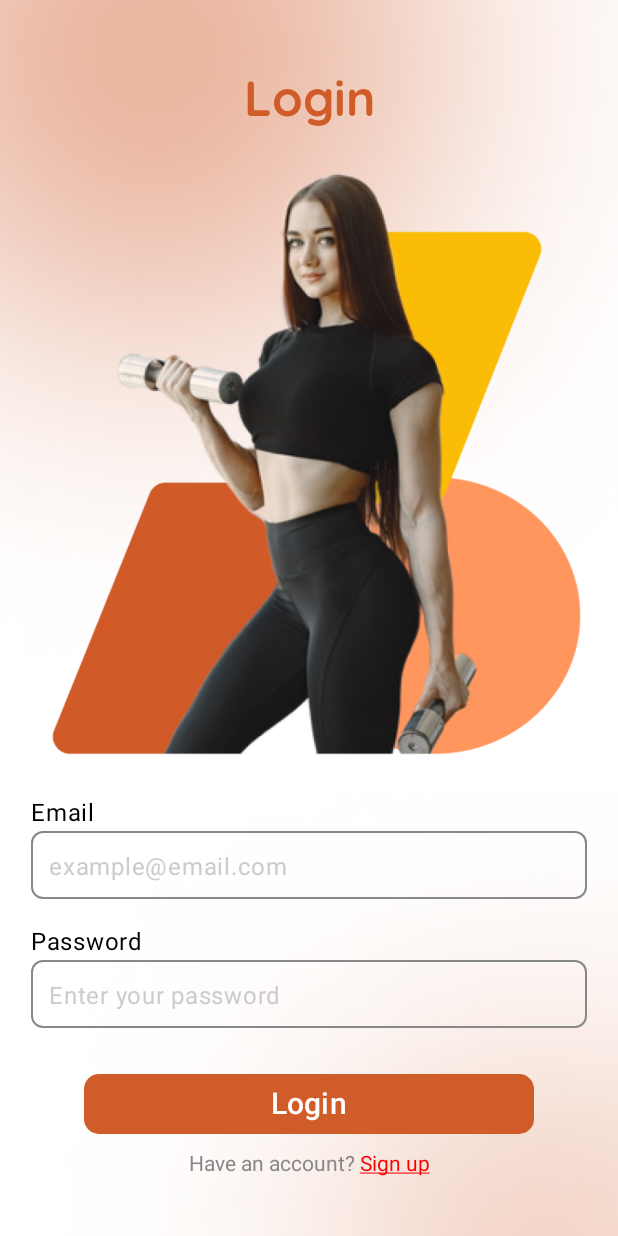
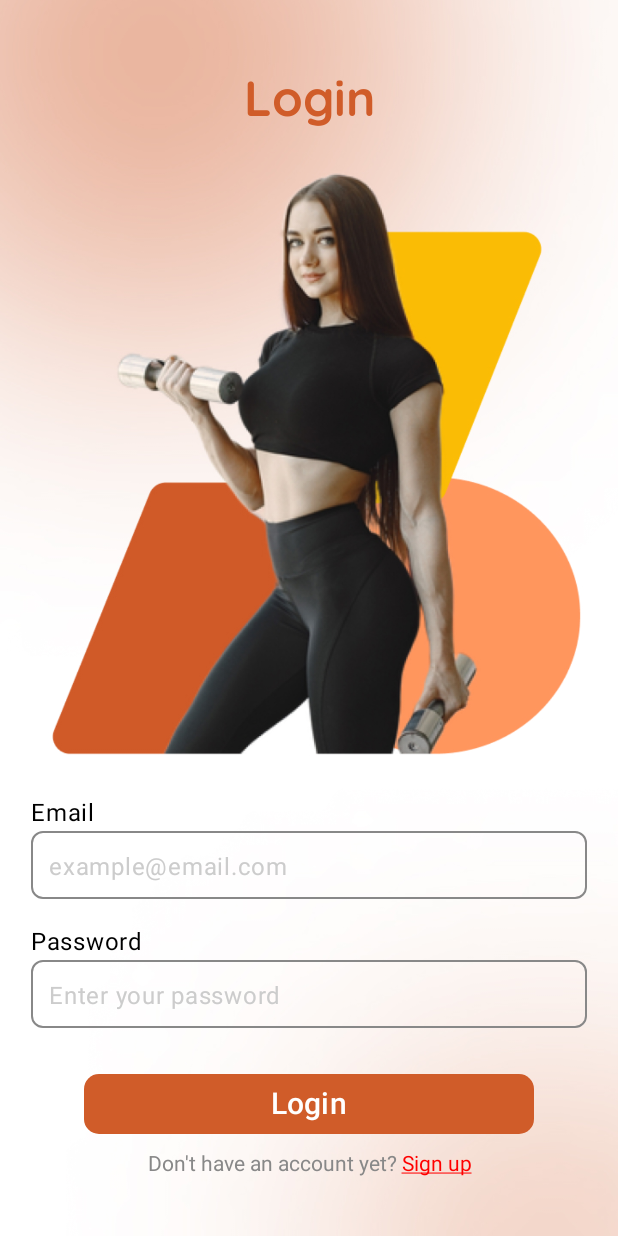
Before and after one commit to fmandaya/CSIS4175_FitLifeBuddy, an Android app built with Jetpack Compose: the @Preview function LoginScreenPreview, on a phone screen of 412 x 824 dp. Run offline under Robolectric (Android 15) with nearby library versions, the phone set to English and light mode, and no system bars; our stand-ins replace Firebase (no records; nobody signed in at launch, a user with empty details on screens opened directly).

Commit message:
updated login screen text and splash

```diff
--- a/app/src/main/java/com/example/csis4175_f24_fitlifebuddy/loginRegisterScreens/LoginScreen.kt
+++ b/app/src/main/java/com/example/csis4175_f24_fitlifebuddy/loginRegisterScreens/LoginScreen.kt
@@ -239,7 +239,7 @@ fun MyButton(text: String, onNextClicked: () -> Unit) {
 
 @Composable
 fun SignUpText(navController: NavController) {
-    val annotatedText = AnnotatedString.Builder("Have an account? ").apply {
+    val annotatedText = AnnotatedString.Builder("Don't have an account yet? ").apply {
         pushStyle(SpanStyle(color = Color.Red, textDecoration = TextDecoration.Underline))
         append("Sign up")
     }.toAnnotatedString()
--- a/app/src/main/java/com/example/csis4175_f24_fitlifebuddy/onboardingScreens/SplashScreen.kt
+++ b/app/src/main/java/com/example/csis4175_f24_fitlifebuddy/onboardingScreens/SplashScreen.kt
@@ -40,7 +40,7 @@ fun SplashScreen(navController: NavHostController, modifier: Modifier = Modifier
     ) {
         // Background image
         Image(
-            painter = painterResource(id = R.drawable.onboarding_screen_three),
+            painter = painterResource(id = R.drawable.splash),
             contentDescription = "FitLife Buddy Splash Screen",
             modifier = Modifier.fillMaxSize(),
             contentScale = ContentScale.Crop
```
Also changed, not shown: app/src/main/res/drawable/splash.jpg (added), app/src/main/res/drawable/splash_screen.png (deleted).
